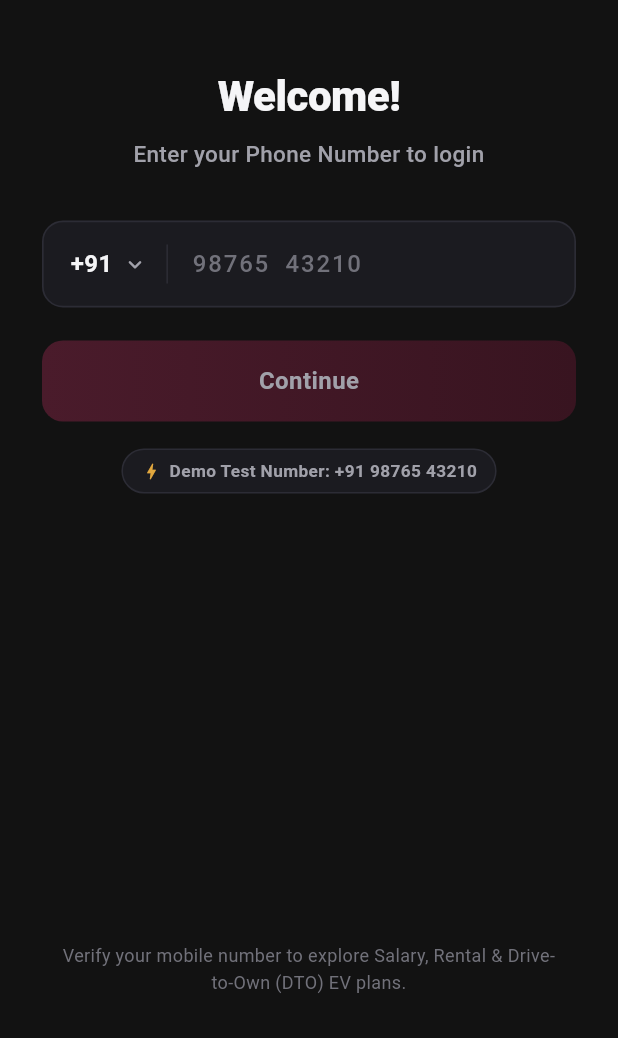
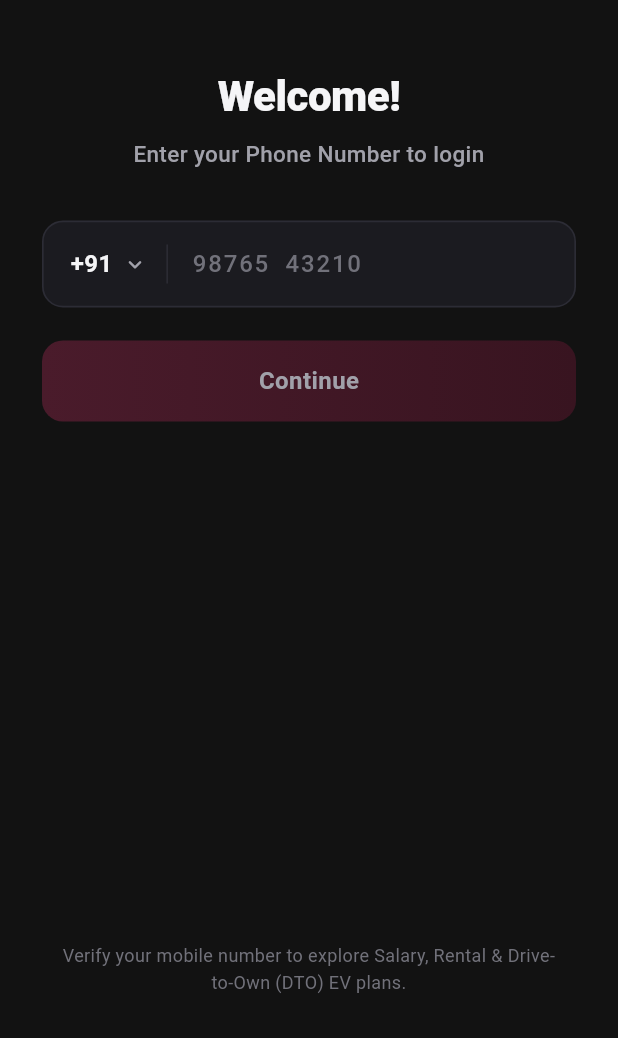
Before and after one commit to anupamdattaiitr01/milo_onboarding_page, a Flutter app: the screen it shows after launch, on a phone screen of 412 x 824 dp, the part 198-1236 px from its top. Run offline on Flutter 3.47's test engine with Material 3 defaults, Android fonts, the phone set to English and light mode, and no system bars; our stand-ins replace equatable, firebase_auth, firebase_core, firebase_database, flutter_bloc, get_it and 2 more; accounts and stored records are empty.

Commit message:
change in the log in file

```diff
--- a/lib/features/auth/presentation/pages/login_page.dart
+++ b/lib/features/auth/presentation/pages/login_page.dart
@@ -48,13 +48,6 @@ class _LoginPageState extends State<LoginPage> {
     if (!_isValidPhone) return;
     FocusScope.of(context).unfocus();
     _authCubit.sendOtp(_phoneController.text);
-  }
-
-  void _fillDemoNumber() {
-    _phoneController.value = const TextEditingValue(
-      text: '98765  43210',
-      selection: TextSelection.collapsed(offset: 12),
-    );
   }
 
   @override
@@ -287,44 +280,6 @@ class _LoginPageState extends State<LoginPage> {
                             ),
                           ),
 
-                          const SizedBox(height: 18),
-
-                          // Subtle Demo Helper Pill
-                          GestureDetector(
-                            onTap: isLoading ? null : _fillDemoNumber,
-                            child: Container(
-                              padding: const EdgeInsets.symmetric(
-                                horizontal: 12,
-                                vertical: 6,
-                              ),
-                              decoration: BoxDecoration(
-                                color: AppColors.cardSurface,
-                                borderRadius: BorderRadius.circular(20),
-                                border:
-                                Border.all(color: AppColors.borderSubtle),
-                              ),
-                              child: const Row(
-                                mainAxisSize: MainAxisSize.min,
-                                children: [
-                                  Icon(
-                                    Icons.bolt_rounded,
-                                    color: AppColors.incomeGold,
-                                    size: 14,
-                                  ),
-                                  SizedBox(width: 5),
-                                  Text(
-                                    'Demo Test Number: +91 98765 43210',
-                                    style: TextStyle(
-                                      color: AppColors.textSecondary,
-                                      fontSize: 11.5,
-                                      fontWeight: FontWeight.w600,
-                                    ),
-                                  ),
-                                ],
-                              ),
-                            ),
-                          ),
-
                           const Spacer(),
                           const SizedBox(height: 24),
 
```
